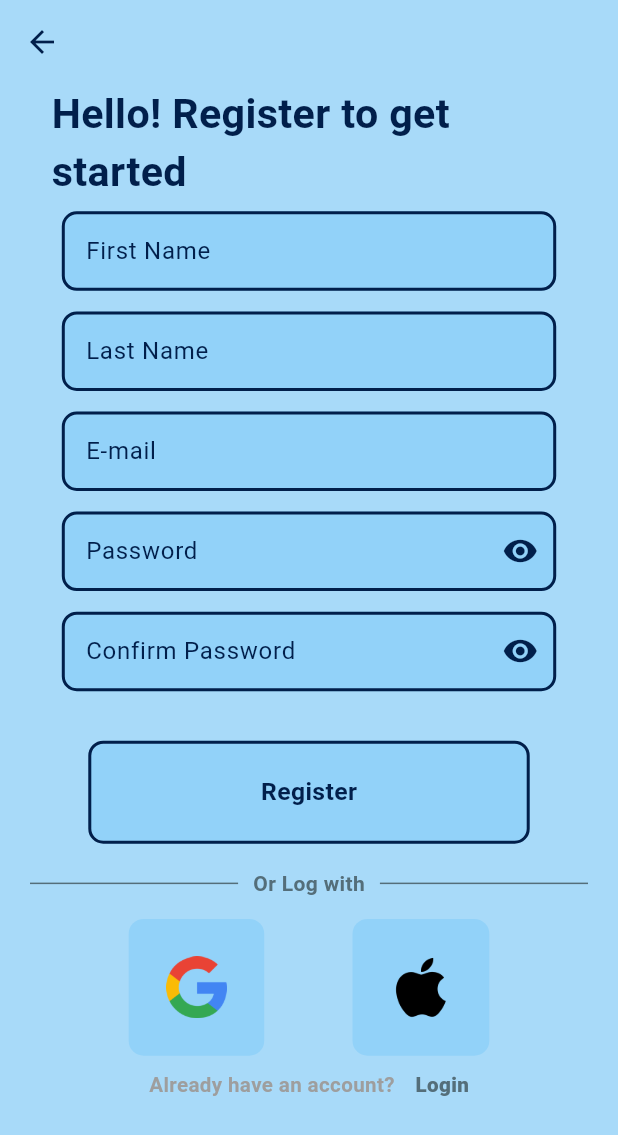
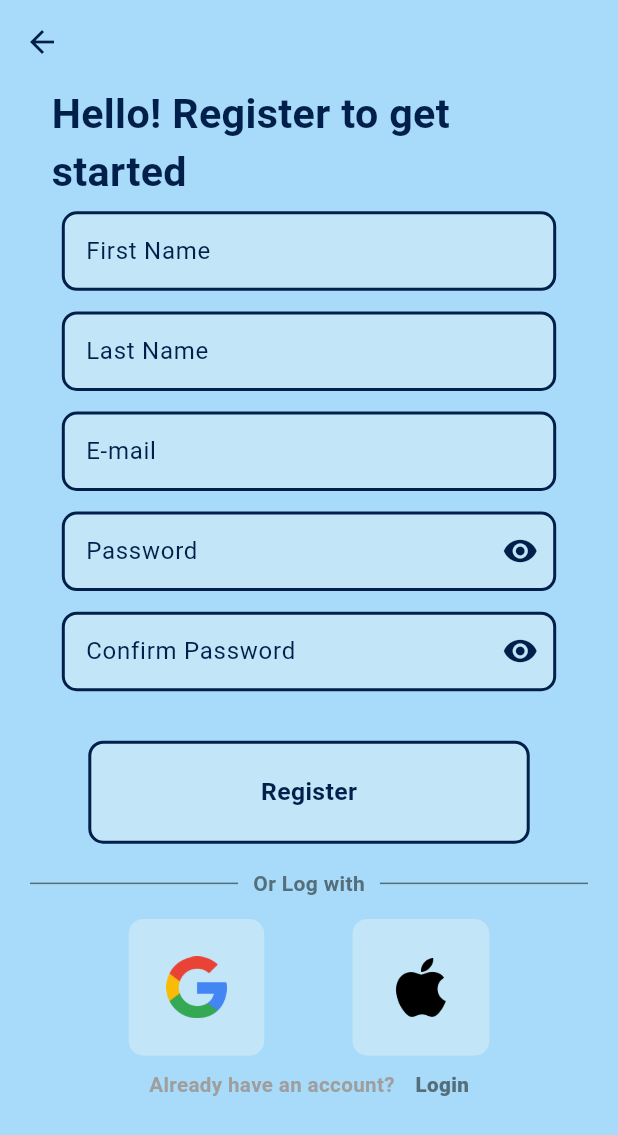
Before and after one commit to HarshitaBhamare/DTPL_APP, a Flutter app: the RegisterPage screen opened directly, on a phone screen of 412 x 824 dp. Shown: the top 1135 px of the screen. Run offline on Flutter 3.47's test engine with Material 3 defaults, Android fonts, the phone set to English and light mode, and no system bars; our stand-ins replace firebase_auth, firebase_core, loading_animation_widget; accounts and stored records are empty.

Commit message:
Update colorPalate.dart

```diff
--- a/lib/Themes/colorPalate.dart
+++ b/lib/Themes/colorPalate.dart
@@ -15,7 +15,8 @@ class CustomThemes {
   static final ThemeData lightTheme = ThemeData.dark().copyWith(
     colorScheme: ColorScheme.dark(
       // background: Color.fromRGBO(179, 205, 224, 1), //LIGHT
-      secondary: Color.fromRGBO(146, 210, 249, 1), //DARK
+      secondary: Color.fromRGBO(194, 229, 247, 1),
+      // secondary: Color.fromRGBO(146, 210, 249, 1), //light
       // background: Color.fromRGBO(0, 77, 116, 1),
       // primary: Color.fromRGBO(57, 88, 135, 1),//LIGHT
       primary: Color.fromRGBO(1, 31, 75, 1),
```
